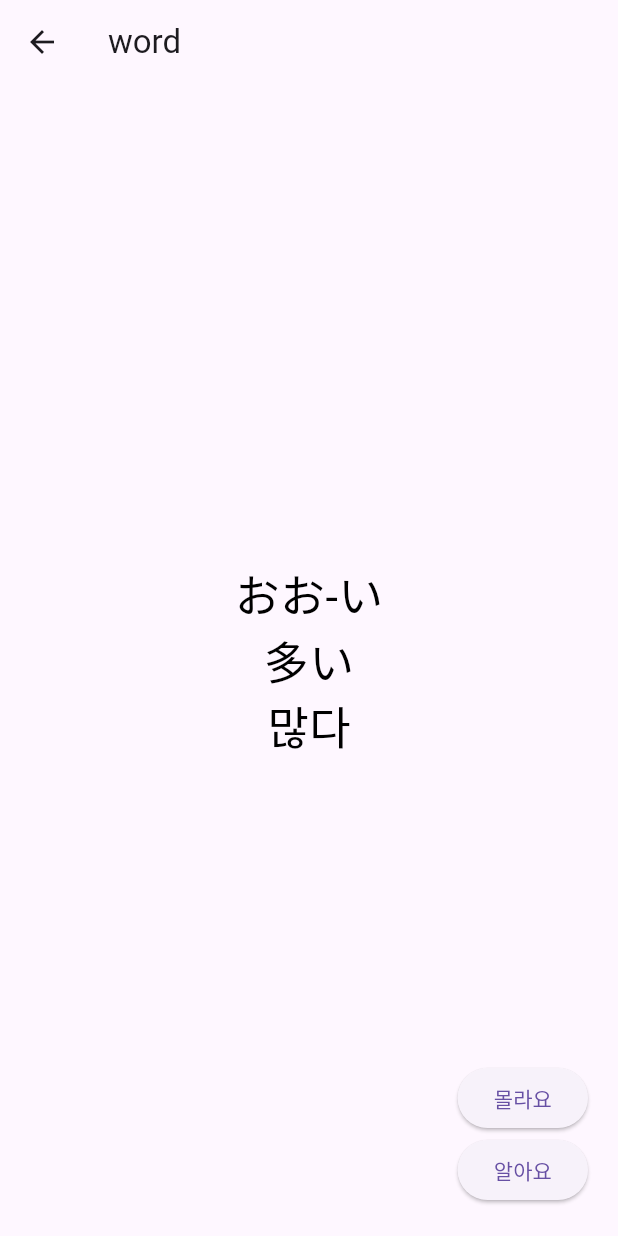
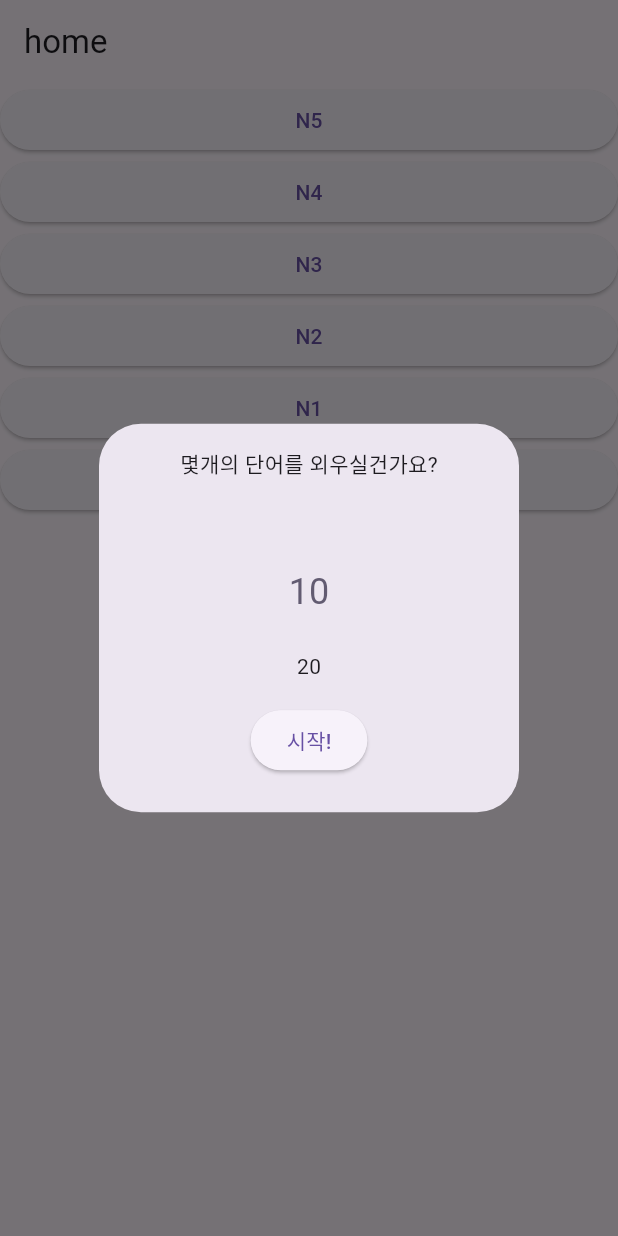
Before and after one commit to zbqlr456/sjw, a Flutter app: the screen it shows after launch, after a tap on an icon or button, on a phone screen of 412 x 824 dp. Run offline on Flutter 3.47's test engine with Material 3 defaults, Android fonts, the phone set to English and light mode, and no system bars; drawn by our look-alikes of numberpicker; our stand-ins replace flutter_riverpod, go_router.

Commit message:
go_router의 query 파라미터로 count와 level 두개 전달

```diff
--- a/lib/route/router.dart
+++ b/lib/route/router.dart
@@ -12,10 +12,12 @@ final router = GoRouter(
       },
       routes: [
         GoRoute(
-          path: 'word/:level',
+          path: 'word',
           name: 'word',
           builder: (context, state) {
-            return JLPTWordScreen();
+            final level = state.uri.queryParameters['level'] ?? '0';
+            final count = state.uri.queryParameters['count'] ?? '10';
+            return JLPTWordScreen(level: level, count: int.parse(count));
           },
         ),
       ],
--- a/lib/view/home_screen.dart
+++ b/lib/view/home_screen.dart
@@ -1,14 +1,20 @@
 import 'package:flutter/material.dart';
 import 'package:flutter_riverpod/flutter_riverpod.dart';
 import 'package:go_router/go_router.dart';
+import 'package:numberpicker/numberpicker.dart';
 import 'package:study_japanese_words/layout/default_layout.dart';
 import 'package:study_japanese_words/provider/word_list_provider.dart';
 
-class HomeScreen extends ConsumerWidget {
+class HomeScreen extends ConsumerStatefulWidget {
   const HomeScreen({super.key});
 
   @override
-  Widget build(BuildContext context, WidgetRef ref) {
+  ConsumerState<HomeScreen> createState() => _HomeScreenState();
+}
+
+class _HomeScreenState extends ConsumerState<HomeScreen> {
+  @override
+  Widget build(BuildContext context) {
     ref.read(wordListProvider);
     List<int> jlptNum = [5, 4, 3, 2, 1, 0];
 
@@ -19,7 +25,7 @@ class HomeScreen extends ConsumerWidget {
               (level) => ElevatedButton(
                 onPressed: () {
                   // 레벨에 맞는 단어 중 N 개 를 선택하고, 그 중에서 외우지 못한애들만 반복해서 외울 수 있다.
-                  context.go('/word/$level');
+                  _showDialog(context, level);
                 },
                 child: level == 0 ? Text('외운 단어 복습') : Text('N$level'),
               ),
@@ -28,4 +34,41 @@ class HomeScreen extends ConsumerWidget {
       ),
     );
   }
+
+  Future _showDialog(BuildContext context, int level) {
+    int count = 10;
+
+    return showDialog(
+      context: context,
+      builder: (context) {
+        return StatefulBuilder(
+          builder: (BuildContext context, StateSetter setState) {
+            return AlertDialog(
+              content: Column(
+                mainAxisSize: MainAxisSize.min,
+                children: [
+                  Text('몇개의 단어를 외우실건가요?'),
+                  NumberPicker(
+                    value: count,
+                    minValue: 10,
+                    maxValue: 100,
+                    step: 10,
+                    haptics: true,
+                    onChanged: (value) =>
+                        setState(() => count = value),
+                  ),
+                  ElevatedButton(
+                    onPressed: () {
+                      context.push('/word?level=$level&count=$count');
+                    },
+                    child: Text('시작!'),
+                  ),
+                ],
+              ),
+            );
+          },
+        );
+      },
+    );
+  }
 }
--- a/lib/view/jlpt_word_screen.dart
+++ b/lib/view/jlpt_word_screen.dart
@@ -6,7 +6,9 @@ import 'package:study_japanese_words/model/word_model.dart';
 import 'package:study_japanese_words/provider/word_list_provider.dart';
 
 class JLPTWordScreen extends ConsumerStatefulWidget {
-  const JLPTWordScreen({super.key});
+  final String level;
+  final int count;
+  const JLPTWordScreen({required this.level, required this.count, super.key});
 
   @override
   ConsumerState<JLPTWordScreen> createState() => _JLPTWordScreenState();
@@ -14,7 +16,6 @@ class JLPTWordScreen extends ConsumerStatefulWidget {
 
 class _JLPTWordScreenState extends ConsumerState<JLPTWordScreen> {
   int i = 0;
-  late String level;
 
   late List<WordModel> wordList;
   List<WordModel> levelWordList = [];
@@ -25,13 +26,9 @@ class _JLPTWordScreenState extends ConsumerState<JLPTWordScreen> {
   Widget build(BuildContext context) {
     TextStyle nowWordStyle = TextStyle(color: Colors.black, fontSize: 30);
 
-    final String pathParameter =
-    GoRouterState.of(context).pathParameters.toString();
-    level = extractNumbers(pathParameter);
-
     if (levelWordList.isEmpty) {
       wordList = ref.read(wordListProvider);
-      levelWordList = filterLevelWords(wordList, level);
+      levelWordList = filterLevelWords(wordList, widget.level);
       checkWordList = List<bool>.generate(levelWordList.length, (index) => false);
       levelWordList.shuffle();
     }
@@ -60,6 +57,8 @@ class _JLPTWordScreenState extends ConsumerState<JLPTWordScreen> {
                   onPressed: () {
                     setState(() {
                       i += 1;
+                      print(widget.level);
+                      print(widget.count);
                     });
                   },
                   child: Text('몰라요'),
```
